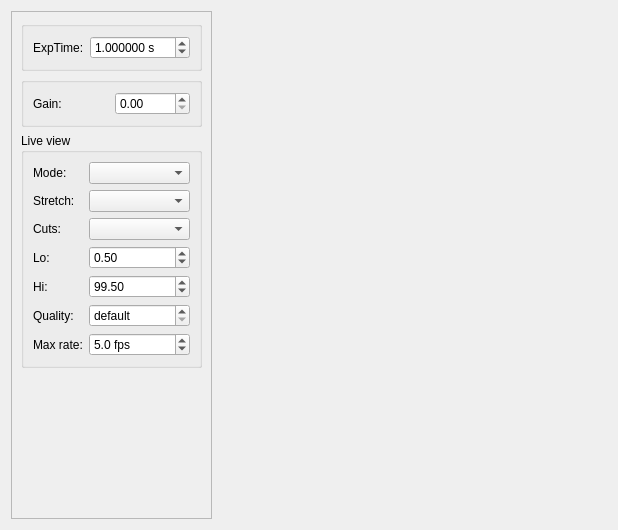
The window that pyobs_gui/qt/videowidget.ui (pyobs/pyobs-gui) describes before a commit, drawn with Qt 5.
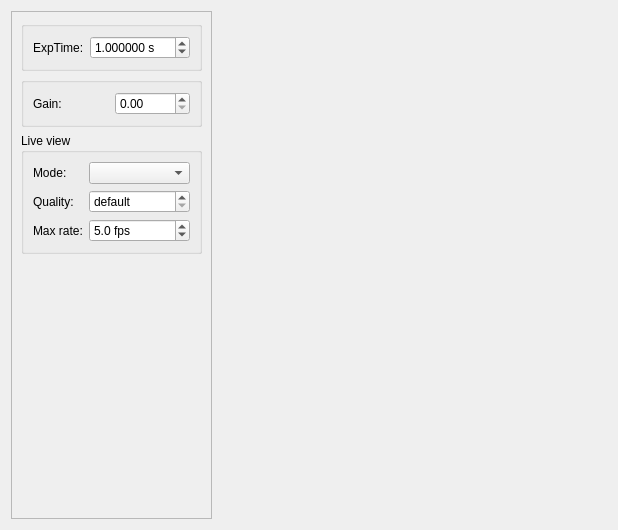
The same window after the commit.

Commit message:
Live view: use qfitswidget's QImageWidget for the stretch/cuts controls
The stretch/cuts controls now look and behave like the ones of the FITS display, below
the image. Raw frames are stretched by the widget, MJPEG ones only shown, its params
drive the stream query. Replaces ScaledLabel, render_raw and the hand-built controls.

Needs a qfitswidget release with QImageWidget (thusser/qfitswidget#38); the dependency
version still has to be bumped then.

Refs #199

What changed in the file:
```diff
--- a/pyobs_gui/qt/videowidget.ui
+++ b/pyobs_gui/qt/videowidget.ui
@@ -91,79 +91,13 @@
           <widget class="QComboBox" name="comboMode"/>
          </item>
          <item row="1" column="0">
-          <widget class="QLabel" name="labelStretch">
-           <property name="text">
-            <string>Stretch:</string>
-           </property>
-          </widget>
-         </item>
-         <item row="1" column="1">
-          <widget class="QComboBox" name="comboStretch"/>
-         </item>
-         <item row="2" column="0">
-          <widget class="QLabel" name="labelCuts">
-           <property name="text">
-            <string>Cuts:</string>
-           </property>
-          </widget>
-         </item>
-         <item row="2" column="1">
-          <widget class="QComboBox" name="comboCuts"/>
-         </item>
-         <item row="3" column="0">
-          <widget class="QLabel" name="labelLo">
-           <property name="text">
-            <string>Lo:</string>
-           </property>
-          </widget>
-         </item>
-         <item row="3" column="1">
-          <widget class="QDoubleSpinBox" name="spinLo">
-           <property name="decimals">
-            <number>2</number>
-           </property>
-           <property name="minimum">
-            <double>-1000000000.000000000000000</double>
-           </property>
-           <property name="maximum">
-            <double>1000000000.000000000000000</double>
-           </property>
-           <property name="value">
-            <double>0.500000000000000</double>
-           </property>
-          </widget>
-         </item>
-         <item row="4" column="0">
-          <widget class="QLabel" name="labelHi">
-           <property name="text">
-            <string>Hi:</string>
-           </property>
-          </widget>
-         </item>
-         <item row="4" column="1">
-          <widget class="QDoubleSpinBox" name="spinHi">
-           <property name="decimals">
-            <number>2</number>
-           </property>
-           <property name="minimum">
-            <double>-1000000000.000000000000000</double>
-           </property>
-           <property name="maximum">
-            <double>1000000000.000000000000000</double>
-           </property>
-           <property name="value">
-            <double>99.500000000000000</double>
-           </property>
-          </widget>
-         </item>
-         <item row="5" column="0">
           <widget class="QLabel" name="labelQuality">
            <property name="text">
             <string>Quality:</string>
            </property>
           </widget>
          </item>
-         <item row="5" column="1">
+         <item row="1" column="1">
           <widget class="QSpinBox" name="spinQuality">
            <property name="specialValueText">
             <string>default</string>
@@ -179,14 +113,14 @@
            </property>
           </widget>
          </item>
-         <item row="6" column="0">
+         <item row="2" column="0">
           <widget class="QLabel" name="labelMaxRate">
            <property name="text">
             <string>Max rate:</string>
            </property>
           </widget>
          </item>
-         <item row="6" column="1">
+         <item row="2" column="1">
           <widget class="QDoubleSpinBox" name="spinMaxRate">
            <property name="specialValueText">
             <string>unlimited</string>
```
The commit also changes 4 other files.
